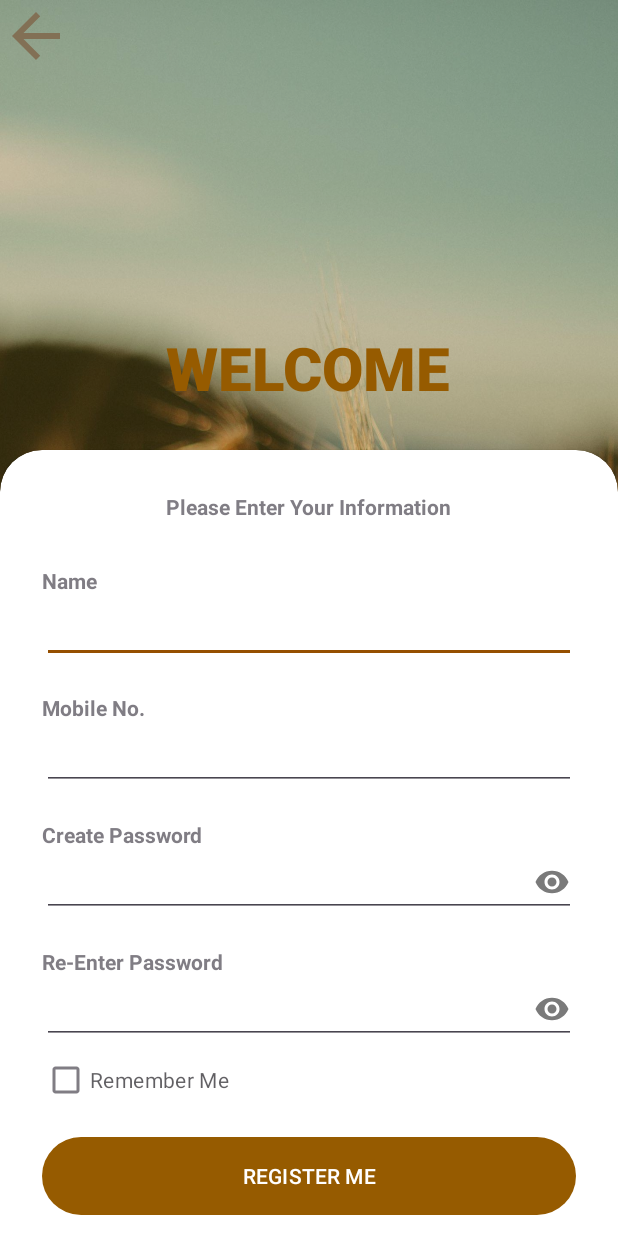
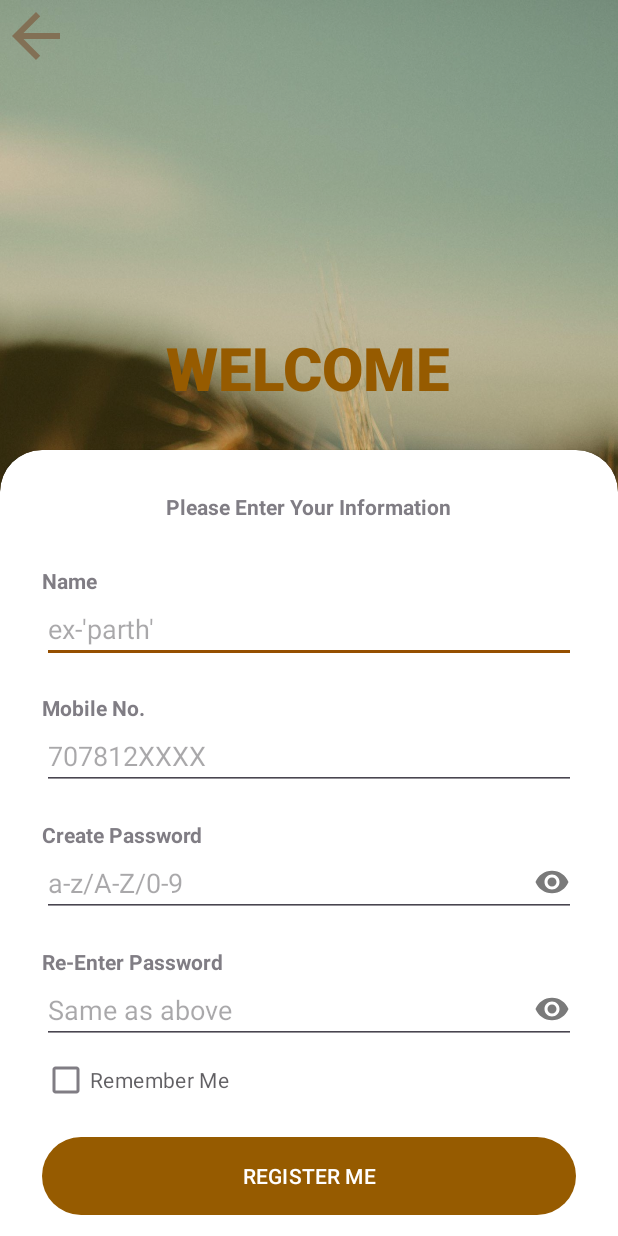
Before and after one commit to KraKinMe/BIGHA, an Android app: the regActivity screen opened directly, with no data from a screen before it, on a phone screen of 412 x 824 dp. Run offline under Robolectric (Android 15) with nearby library versions, the phone set to English and light mode, and no system bars.

Commit message:
add place holder

```diff
--- a/app/src/main/res/layout/activity_reg.xml
+++ b/app/src/main/res/layout/activity_reg.xml
@@ -73,6 +73,7 @@
                 android:id="@+id/nameEditText"
                 android:layout_width="match_parent"
                 android:layout_height="wrap_content"
+                android:hint="ex-'parth'"
                 android:inputType="textPersonName"
                  />
 
@@ -91,8 +92,9 @@
                 android:id="@+id/MobileEditText"
                 android:layout_width="match_parent"
                 android:layout_height="wrap_content"
-                android:inputType="text|phone"
-                />
+                android:hint="707812XXXX"
+                android:inputType="text|phone" />
+
             <View
                 android:layout_width="wrap_content"
                 android:layout_height="20dp"/>
@@ -106,6 +108,7 @@
                 android:layout_width="match_parent"
                 android:layout_height="wrap_content"
                 android:inputType="textPassword"
+                android:hint="a-z/A-Z/0-9"
                 android:drawableEnd="@drawable/password_eye"/>
 
             <View
@@ -121,6 +124,7 @@
                 android:layout_width="match_parent"
                 android:layout_height="wrap_content"
                 android:inputType="textPassword"
+                android:hint="Same as above"
                 android:drawableEnd="@drawable/password_eye"/>
 
             <RelativeLayout
--- a/app/src/main/res/layout/activity_sign_up.xml
+++ b/app/src/main/res/layout/activity_sign_up.xml
@@ -69,6 +69,7 @@
                 android:layout_width="match_parent"
                 android:layout_height="wrap_content"
                 android:inputType="textEmailAddress"
+                android:hint="parth1234@gmail.com"
                 android:drawableEnd="@drawable/baseline_done_24" />
 
             <View
@@ -84,6 +85,7 @@
                 android:layout_width="match_parent"
                 android:layout_height="wrap_content"
                 android:inputType="textPassword"
+                android:hint="a-z/A-Z/0-9"
                 android:drawableEnd="@drawable/password_eye"/>
 
             <RelativeLayout
```
